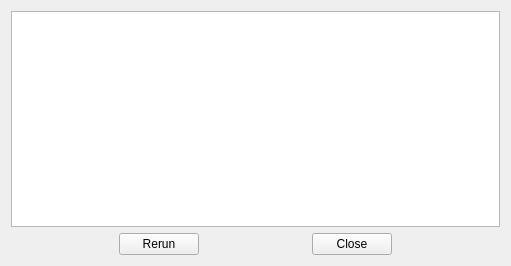
Above: QtInterface/validator_output_widget.ui from MaoBoulve/Maya-Asset-Validator-Tool before the change. Below: the same form after it.
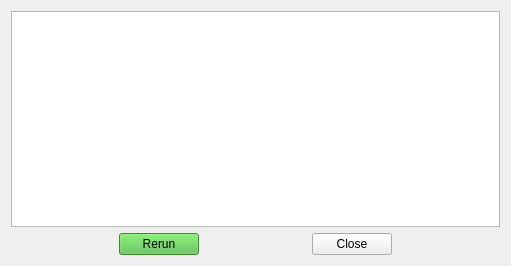
That is the form after the change.

What changed in the file:
```diff
--- a/QtInterface/validator_output_widget.ui
+++ b/QtInterface/validator_output_widget.ui
@@ -36,6 +36,11 @@
        </item>
        <item>
         <widget class="QPushButton" name="btn_rerun">
+         <property name="styleSheet">
+          <string notr="true">QPushButton{
+    background-color:rgb(82, 188, 66) ;
+}</string>
+         </property>
          <property name="text">
           <string>Rerun</string>
          </property>
```
Left out of the diff: 3 changed lines with no effect on the pictures.
